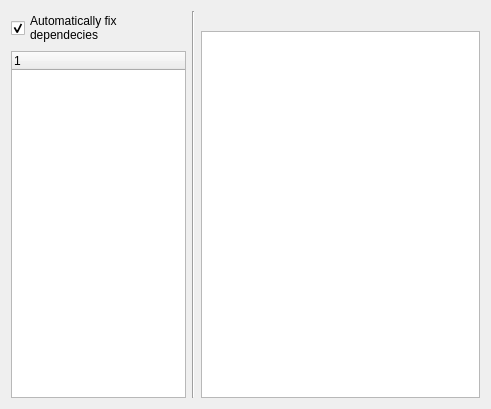
This is wizard/ui/module_select.ui in imby/STM32VLDiscovery_BeRTOS as Qt 5 draws it before an edit. The edited form follows.
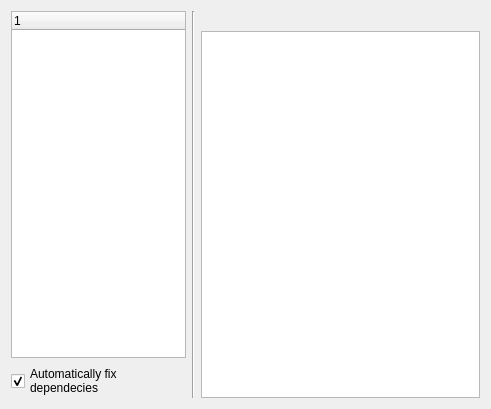
This is the edited form.

Commit message: Modify the user interface of the module page

```diff
--- a/wizard/ui/module_select.ui
+++ b/wizard/ui/module_select.ui
@@ -21,29 +21,6 @@
   <layout class="QHBoxLayout" name="horizontalLayout" >
    <item>
     <layout class="QVBoxLayout" name="verticalLayout_3" >
-     <item>
-      <widget class="QCheckBox" name="automaticFix" >
-       <property name="minimumSize" >
-        <size>
-         <width>175</width>
-         <height>0</height>
-        </size>
-       </property>
-       <property name="maximumSize" >
-        <size>
-         <width>175</width>
-         <height>16777215</height>
-        </size>
-       </property>
-       <property name="text" >
-        <string>Automatically fix
-dependecies</string>
-       </property>
-       <property name="checked" >
-        <bool>true</bool>
-       </property>
-      </widget>
-     </item>
      <item>
       <widget class="QTreeWidget" name="moduleTree" >
        <property name="minimumSize" >
@@ -65,6 +42,29 @@
        </column>
       </widget>
      </item>
+     <item>
+      <widget class="QCheckBox" name="automaticFix" >
+       <property name="minimumSize" >
+        <size>
+         <width>175</width>
+         <height>0</height>
+        </size>
+       </property>
+       <property name="maximumSize" >
+        <size>
+         <width>175</width>
+         <height>16777215</height>
+        </size>
+       </property>
+       <property name="text" >
+        <string>Automatically fix
+dependecies</string>
+       </property>
+       <property name="checked" >
+        <bool>true</bool>
+       </property>
+      </widget>
+     </item>
     </layout>
    </item>
    <item>
```
Left out of the diff: 9 changed lines with no effect on the pictures.
